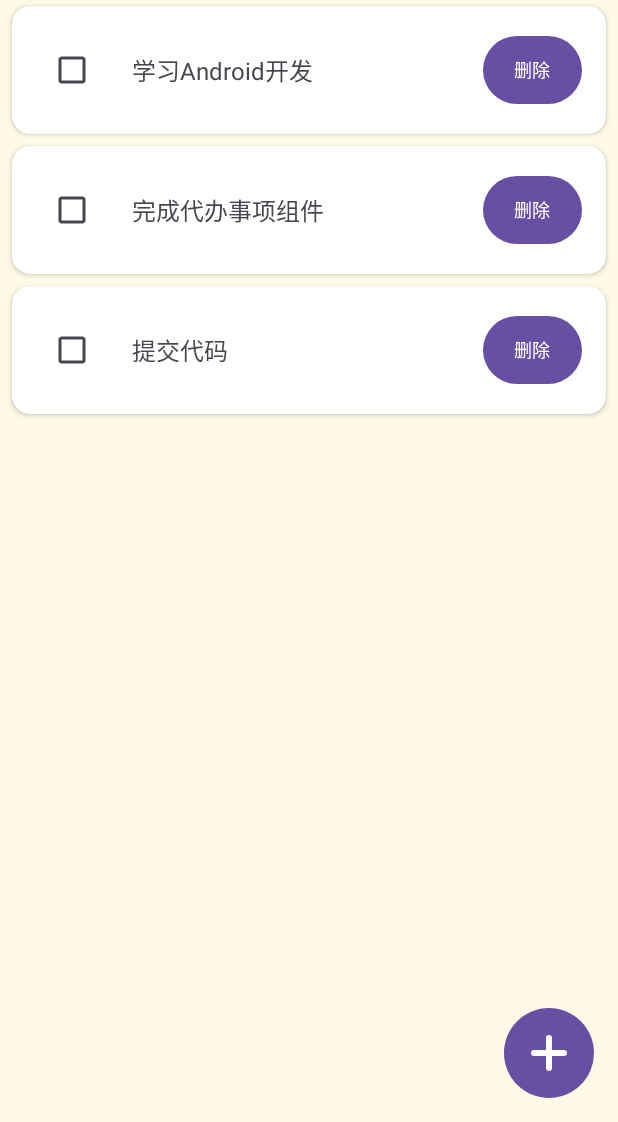
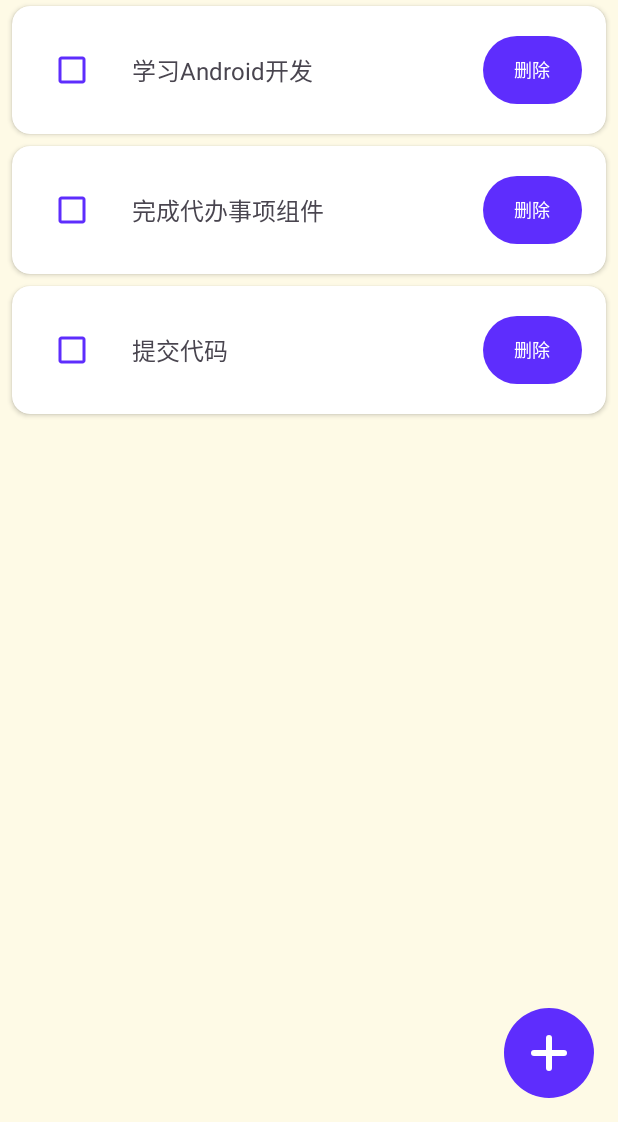
Before and after one commit to ZanytriumPH/todo, an Android app: the screen it shows after launch (MainActivity), on a phone screen of 412 x 824 dp, the part 114-1236 px from its top. Run offline under Robolectric (Android 15) with nearby library versions, the phone set to English and light mode, and no system bars.

Commit message:
修正了各按钮与复选框的颜色

```diff
--- a/app/src/main/res/layout/activity_add_todo.xml
+++ b/app/src/main/res/layout/activity_add_todo.xml
@@ -150,7 +150,7 @@
         android:layout_width="match_parent"
         android:layout_height="56dp"
         android:layout_margin="16dp"
-        android:background="#5E2DFD"
+        app:backgroundTint="@color/custom_btn_color"
         android:text="保存"
         android:textColor="@color/white"
         android:textSize="16sp"
--- a/app/src/main/res/layout/activity_main.xml
+++ b/app/src/main/res/layout/activity_main.xml
@@ -51,7 +51,7 @@
         android:layout_margin="16dp"
         android:gravity="center"
         android:padding="0dp"
-        android:backgroundTint="@null"
+        app:backgroundTint="@color/custom_btn_color"
         android:background="@drawable/btn_circle_bg"
         android:foreground="@drawable/ic_plus"
         android:foregroundGravity="center"
--- a/app/src/main/res/layout/item_todo.xml
+++ b/app/src/main/res/layout/item_todo.xml
@@ -23,6 +23,7 @@
             android:id="@+id/cb_todo"
             android:layout_width="wrap_content"
             android:layout_height="wrap_content"
+            app:buttonTint="@color/custom_checkbox_color"
             app:layout_constraintBottom_toBottomOf="parent"
             app:layout_constraintStart_toStartOf="parent"
             app:layout_constraintTop_toTopOf="parent" />
@@ -51,6 +52,7 @@
             android:text="删除"
             android:textColor="@android:color/white"
             android:textSize="12sp"
+            app:backgroundTint="@color/custom_btn_color"
             app:layout_constraintBottom_toBottomOf="parent"
             app:layout_constraintEnd_toEndOf="parent"
             app:layout_constraintTop_toTopOf="parent" />
--- a/app/src/main/res/values/colors.xml
+++ b/app/src/main/res/values/colors.xml
@@ -2,4 +2,6 @@
 <resources>
     <color name="black">#FF000000</color>
     <color name="white">#FFFFFFFF</color>
+    <color name="custom_btn_color">#5E2DFD</color>
+    <color name="custom_checkbox_color">#5E2DFD</color>
 </resources>
```
